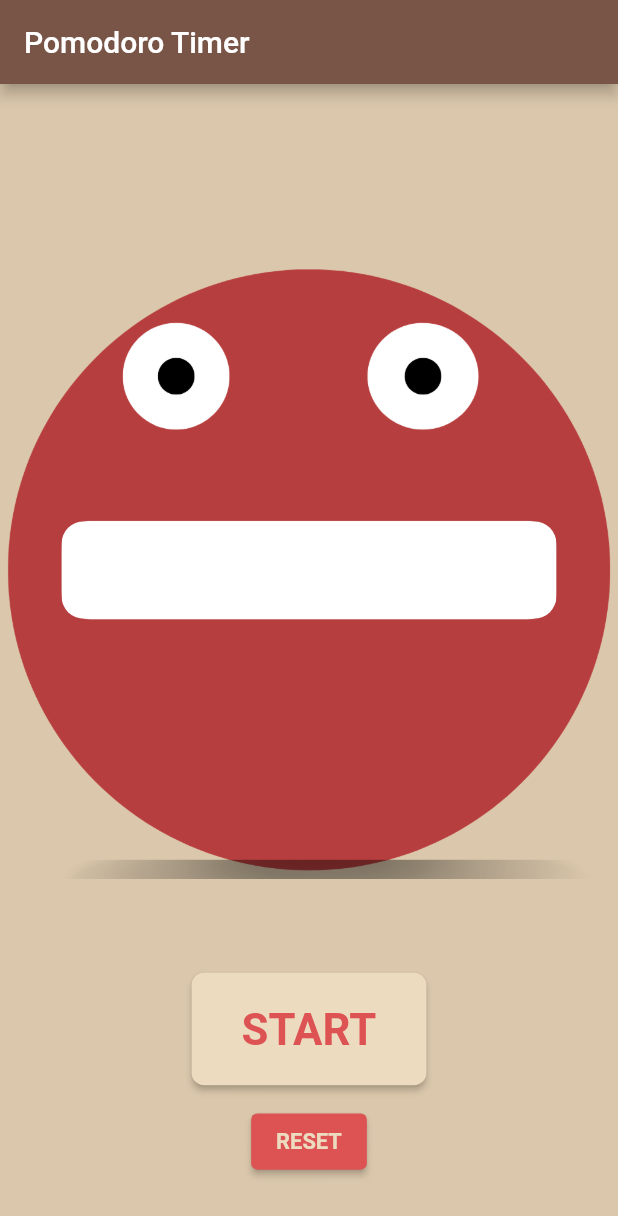
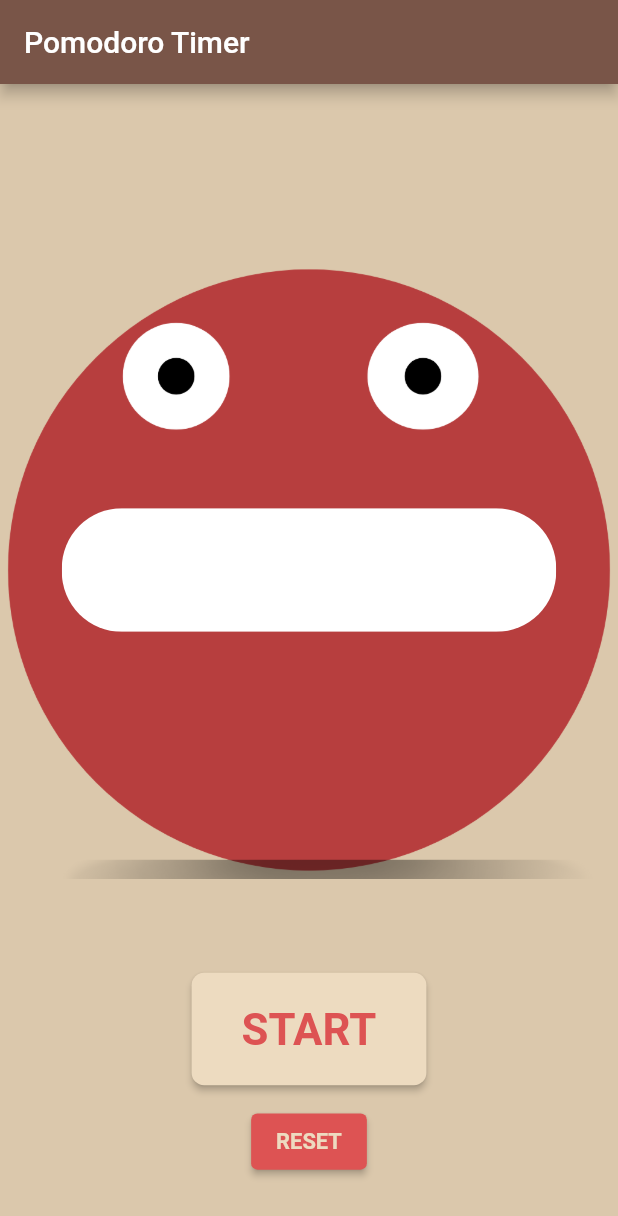
Before and after one commit to rigloo/Pomodoro-Timer, a Flutter app: the screen it shows after launch, on a phone screen of 412 x 824 dp. Shown: the top 1216 px of the screen. Run offline on Flutter 3.47's test engine with Material 2 defaults, Android fonts, the phone set to English and light mode, and no system bars; our stand-ins replace just_audio, just_audio_background.

Commit message:
Have fixed the resizing issue. Now it works for all screens Ive tested so far, which is a medium sized Iphone 11 and a very large Android tablet. It should work on anything now?

```diff
--- a/lib/tomato.dart
+++ b/lib/tomato.dart
@@ -47,10 +47,10 @@ class Tomato extends StatelessWidget {
               height: MediaQuery.of(context).size.width)),
       //Progress bar
       SizedBox(
-        height: 65,
-        width: 330,
+        height: MediaQuery.of(context).size.height * .1,
+        width: MediaQuery.of(context).size.width * .8,
         child: ClipRRect(
-          borderRadius: BorderRadius.circular(15),
+          borderRadius: BorderRadius.circular(40),
           child: LinearProgressIndicator(
             backgroundColor: Colors.white,
             value: value,
```
Also changed, not shown: assets/angry_tomato.png, assets/angry_tomato_old.png (added), assets/relaxed_tomato.png, assets/relaxed_tomato_old.png (added), assets/tomato2.png, assets/tomato2_old.png (added).
